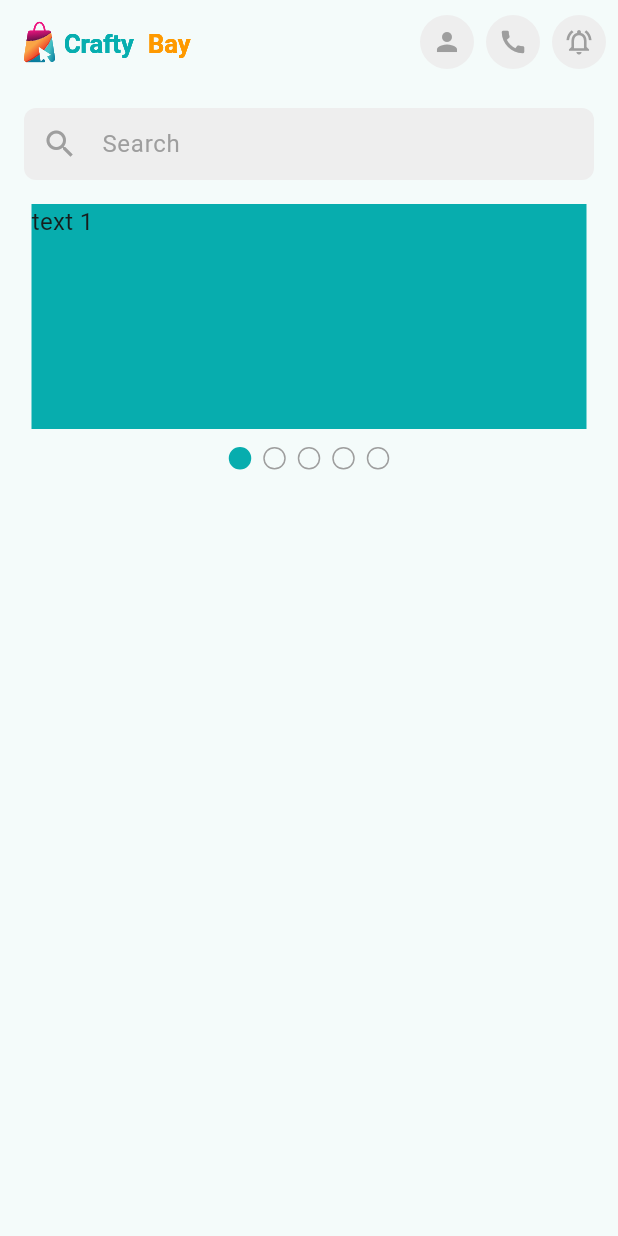
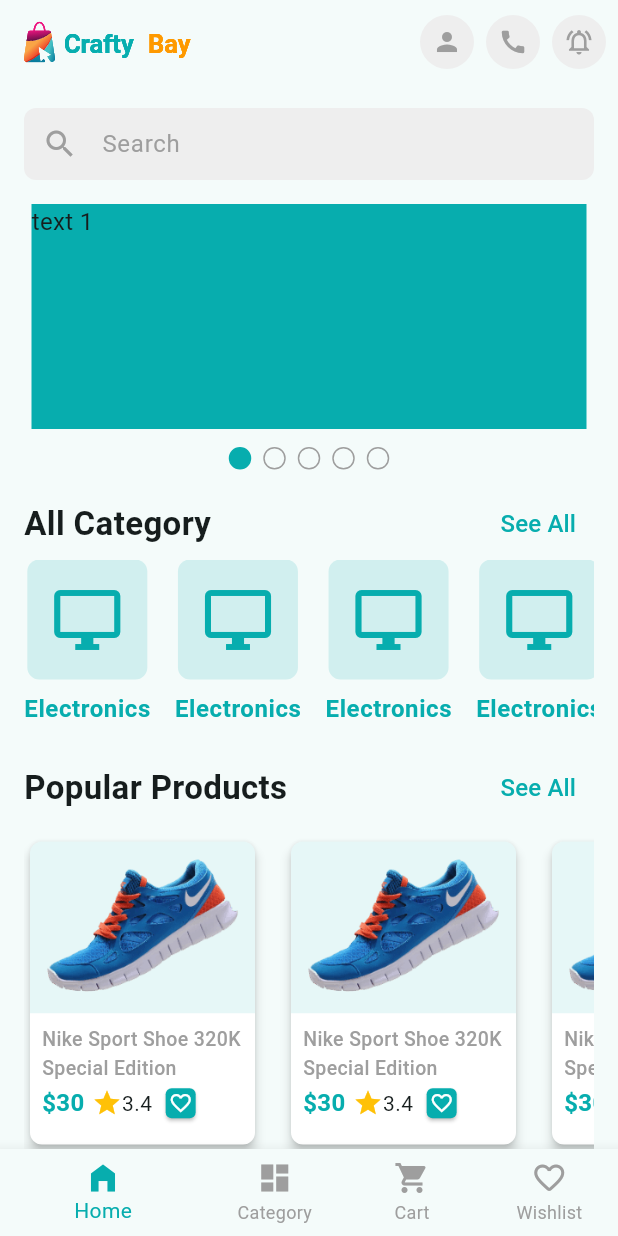
Before and after one commit to Mr-MachiNe11/crafty-bay, a Flutter app: the screen it shows after launch, on a phone screen of 412 x 824 dp. Run offline on Flutter 3.47's test engine with Material 3 defaults, Android fonts, the phone set to English and light mode, and no system bars; drawn by our look-alikes of carousel_slider; our stand-ins replace flutter_svg, get, pin_code_fields.

Commit message:
category_list_screen.dart is in progress.

```diff
--- a/lib/app.dart
+++ b/lib/app.dart
@@ -1,3 +1,4 @@
+import 'package:crafty_bay/controller_binder.dart';
 import 'package:crafty_bay/presentation/screens/splash_screen.dart';
 import 'package:crafty_bay/presentation/utility/app_colors.dart';
 import 'package:flutter/material.dart';
@@ -9,8 +10,15 @@ class CraftyBay extends StatelessWidget {
   @override
   Widget build(BuildContext context) {
     return GetMaterialApp(
+      home: const SplashScreen(),
+      initialBinding: ControllerBinder(),
       debugShowCheckedModeBanner: false,
       theme: ThemeData(
+        textButtonTheme: TextButtonThemeData(
+          style: TextButton.styleFrom(
+            foregroundColor: AppColors.primaryColor
+          )
+        ),
         colorSchemeSeed: AppColors.primaryColor,
         progressIndicatorTheme:
             const ProgressIndicatorThemeData(color: AppColors.primaryColor),
@@ -31,7 +39,6 @@ class CraftyBay extends StatelessWidget {
           ),
         ),
       ),
-      home: const SplashScreen(),
     );
   }
 
--- /dev/null
+++ b/lib/controller_binder.dart
@@ -0,0 +1,10 @@
+import 'package:crafty_bay/presentation/state_holders/main_bottom_nav_bar_controller.dart';
+import 'package:get/get.dart';
+
+class ControllerBinder extends Bindings {
+  @override
+  void dependencies() {
+    // TODO: implement dependencies
+    Get.put(MainBottomNavBarController());
+  }
+}
--- /dev/null
+++ b/lib/presentation/screens/category_list_screen.dart
@@ -0,0 +1,19 @@
+import 'package:flutter/material.dart';
+
+class CategoryListScreen extends StatefulWidget {
+  const CategoryListScreen({super.key});
+
+  @override
+  State<CategoryListScreen> createState() => _CategoryListScreenState();
+}
+
+class _CategoryListScreenState extends State<CategoryListScreen> {
+  @override
+  Widget build(BuildContext context) {
+    return Scaffold(
+      appBar: AppBar(
+        title: Text('Category List'),
+      ),
+    );
+  }
+}
--- a/lib/presentation/screens/home_screen.dart
+++ b/lib/presentation/screens/home_screen.dart
@@ -1,7 +1,9 @@
-
 import 'package:crafty_bay/presentation/utility/assets_path.dart';
 import 'package:crafty_bay/presentation/widgets/app_bar_icon_button.dart';
+import 'package:crafty_bay/presentation/widgets/category_item.dart';
 import 'package:crafty_bay/presentation/widgets/home_carousel_slider.dart';
+import 'package:crafty_bay/presentation/widgets/product_card.dart';
+import 'package:crafty_bay/presentation/widgets/section_header.dart';
 import 'package:flutter/material.dart';
 import 'package:flutter_svg/flutter_svg.dart';
 
@@ -30,12 +32,84 @@ class _HomeScreenState extends State<HomeScreen> {
               ),
               const HomeCarouselSlider(),
               const SizedBox(
-                height: 16,
+                height: 8,
               ),
+              SectionHeader(
+                title: 'All Category',
+                onTapSeeAll: () {},
+              ),
+              _buildCategoryListView(),
+              const SizedBox(
+                height: 8,
+              ),
+              SectionHeader(
+                title: 'Popular Products',
+                onTapSeeAll: () {},
+              ),
+              const SizedBox(
+                height: 8,
+              ),
+              _buildProductListView(),
+              const SizedBox(
+                height: 8,
+              ),
+              SectionHeader(
+                title: 'Special',
+                onTapSeeAll: () {},
+              ),
+              const SizedBox(
+                height: 8,
+              ),
+              _buildProductListView(),
+              const SizedBox(
+                height: 8,
+              ),
+              SectionHeader(
+                title: 'New',
+                onTapSeeAll: () {},
+              ),
+              const SizedBox(
+                height: 8,
+              ),
+              _buildProductListView(),
             ],
           ),
         ),
       ),
+    );
+  }
+
+  SizedBox _buildCategoryListView() {
+    return SizedBox(
+      height: 120,
+      child: ListView.separated(
+          scrollDirection: Axis.horizontal,
+          itemBuilder: (context, index) {
+            return const CategoryItem();
+          },
+          separatorBuilder: (context, index) {
+            return const SizedBox(
+              width: 16,
+            );
+          },
+          itemCount: 8),
+    );
+  }
+
+  SizedBox _buildProductListView() {
+    return SizedBox(
+      height: 210,
+      child: ListView.separated(
+          scrollDirection: Axis.horizontal,
+          itemBuilder: (context, index) {
+            return const ProductCard();
+          },
+          separatorBuilder: (context, index) {
+            return const SizedBox(
+              width: 16,
+            );
+          },
+          itemCount: 8),
     );
   }
 
@@ -87,4 +161,11 @@ class _HomeScreenState extends State<HomeScreen> {
       ],
     );
   }
+
+  @override
+  void dispose() {
+    // TODO: implement dispose
+    _searchController.dispose();
+    super.dispose();
+  }
 }
--- /dev/null
+++ b/lib/presentation/screens/main_bottom_nav_bar_screen.dart
@@ -0,0 +1,58 @@
+import 'package:crafty_bay/presentation/screens/category_list_screen.dart';
+import 'package:crafty_bay/presentation/screens/home_screen.dart';
+import 'package:crafty_bay/presentation/state_holders/main_bottom_nav_bar_controller.dart';
+import 'package:crafty_bay/presentation/utility/app_colors.dart';
+import 'package:flutter/material.dart';
+import 'package:get/get.dart';
+
+class MainBottomNavBarScreen extends StatefulWidget {
+  const MainBottomNavBarScreen({super.key});
+
+  @override
+  State<MainBottomNavBarScreen> createState() => _MainBottomNavBarScreenState();
+}
+
+class _MainBottomNavBarScreenState extends State<MainBottomNavBarScreen> {
+  final MainBottomNavBarController _navBarController =
+      Get.find<MainBottomNavBarController>();
+
+  final List<Widget> _screens = const [
+    HomeScreen(),
+    CategoryListScreen(),
+    HomeScreen(),
+    HomeScreen(),
+  ];
+
+  @override
+  Widget build(BuildContext context) {
+    return Scaffold(
+      body: GetBuilder<MainBottomNavBarController>(
+        builder: (_) {
+          return _screens[_navBarController.selectedIndex];
+        },
+      ),
+      bottomNavigationBar: GetBuilder<MainBottomNavBarController>(
+        builder: (_) {
+          return BottomNavigationBar(
+            selectedItemColor: AppColors.primaryColor,
+            unselectedItemColor: Colors.grey,
+            showUnselectedLabels: true,
+            currentIndex: _navBarController.selectedIndex,
+            onTap: _navBarController.changeIndex,
+            items: const [
+              BottomNavigationBarItem(
+                  icon: Icon(Icons.home_filled), label: 'Home'),
+              BottomNavigationBarItem(
+                  icon: Icon(Icons.dashboard), label: 'Category'),
+              BottomNavigationBarItem(
+                  icon: Icon(Icons.shopping_cart), label: 'Cart'),
+              BottomNavigationBarItem(
+                  icon: Icon(Icons.favorite_outline_rounded),
+                  label: 'Wishlist'),
+            ],
+          );
+        },
+      ),
+    );
+  }
+}
--- a/lib/presentation/screens/splash_screen.dart
+++ b/lib/presentation/screens/splash_screen.dart
@@ -1,5 +1,6 @@
 import 'package:crafty_bay/presentation/screens/email_verification_screen.dart';
 import 'package:crafty_bay/presentation/screens/home_screen.dart';
+import 'package:crafty_bay/presentation/screens/main_bottom_nav_bar_screen.dart';
 import 'package:crafty_bay/presentation/widgets/app_logo.dart';
 import 'package:flutter/material.dart';
 import 'package:get/get.dart';
@@ -20,7 +21,7 @@ class _SplashScreenState extends State<SplashScreen> {
 
   Future<void> _moveToNextScreen() async {
     await Future.delayed(const Duration(seconds: 2));
-    Get.off(() => const HomeScreen());
+    Get.off(() => const MainBottomNavBarScreen());
   }
 
   @override
--- /dev/null
+++ b/lib/presentation/state_holders/main_bottom_nav_bar_controller.dart
@@ -0,0 +1,15 @@
+import 'package:get/get.dart';
+
+
+class MainBottomNavBarController extends GetxController{
+
+  int _selectedIndex = 0;
+
+  int get selectedIndex => _selectedIndex;
+
+  void changeIndex(int index){
+    _selectedIndex = index;
+    update();
+  }
+
+}
--- a/lib/presentation/utility/assets_path.dart
+++ b/lib/presentation/utility/assets_path.dart
@@ -3,5 +3,7 @@ class AssetsPath{
 
   static const String appLogoSvg = '$_imagePath/logo.svg';
   static const String appNavLogoSvg = '$_imagePath/logo_nav.svg';
+  static const String shoePng = '$_imagePath/shoe.png';
+  static const String shoe1Png = '$_imagePath/shoe1.png';
 
 }
--- /dev/null
+++ b/lib/presentation/widgets/category_item.dart
@@ -0,0 +1,38 @@
+import 'package:crafty_bay/presentation/utility/app_colors.dart';
+import 'package:flutter/material.dart';
+
+class CategoryItem extends StatelessWidget {
+  const CategoryItem({
+    super.key,
+  });
+
+  @override
+  Widget build(BuildContext context) {
+    return Column(
+      children: [
+        Container(
+          padding: const EdgeInsets.all(16),
+          decoration: BoxDecoration(
+              color: AppColors.primaryColor.withOpacity(0.15),
+              borderRadius: BorderRadius.circular(8)),
+          child: const Icon(
+            Icons.desktop_windows_outlined,
+            size: 48,
+            color: AppColors.primaryColor,
+          ),
+        ),
+        const SizedBox(
+          height: 8,
+        ),
+        const Text(
+          'Electronics',
+          style: TextStyle(
+              fontSize: 16,
+              color: AppColors.primaryColor,
+              fontWeight: FontWeight.w600,
+              letterSpacing: 0.4),
+        )
+      ],
+    );
+  }
+}
--- /dev/null
+++ b/lib/presentation/widgets/product_card.dart
@@ -0,0 +1,127 @@
+import 'package:crafty_bay/presentation/utility/app_colors.dart';
+import 'package:crafty_bay/presentation/utility/assets_path.dart';
+import 'package:flutter/material.dart';
+
+class ProductCard extends StatelessWidget {
+  const ProductCard({
+    super.key,
+  });
+
+  @override
+  Widget build(BuildContext context) {
+    return Card(
+      elevation: 3,
+      shape: RoundedRectangleBorder(
+        borderRadius: BorderRadius.circular(8),
+      ),
+      color: Colors.white,
+      child: SizedBox(
+        width: 150,
+        child: Column(
+          children: [
+            _buildProductImageContainer(),
+            _buildProductDetails(),
+          ],
+        ),
+      ),
+    );
+  }
+
+  Widget _buildProductImageContainer() {
+    return Container(
+      decoration: BoxDecoration(
+        color: AppColors.primaryColor.withOpacity(0.1),
+        borderRadius: const BorderRadius.only(
+          topLeft: Radius.circular(8),
+          topRight: Radius.circular(8),
+        ),
+      ),
+      width: 150,
+      child: Padding(
+        padding: const EdgeInsets.all(8.0),
+        child: Image.asset(AssetsPath.shoePng),
+      ),
+    );
+  }
+
+
+  Widget _buildProductDetails() {
+    return Padding(
+      padding: const EdgeInsets.all(8.0),
+      child: Column(
+        crossAxisAlignment: CrossAxisAlignment.start,
+        children: [
+          _buildProductTitle(),
+          _buildProductPriceRating(),
+        ],
+      ),
+    );
+  }
+
+  Widget _buildProductTitle() {
+    return const Text(
+      'Nike Sport Shoe 320K Special Edition',
+      maxLines: 2,
+      style: TextStyle(
+        overflow: TextOverflow.ellipsis,
+        fontSize: 13,
+        color: Colors.grey,
+        fontWeight: FontWeight.w500,
+      ),
+    );
+  }
+
+  Widget _buildProductPriceRating() {
+    return Wrap(
+      alignment: WrapAlignment.start,
+      crossAxisAlignment: WrapCrossAlignment.center,
+      spacing: 5,
+      children: [
+        _buildProductPrice(),
+        _buildProductRating(),
+        _buildFavoriteIcon(),
+      ],
+    );
+  }
+
+  Widget _buildProductPrice() {
+    return const Text(
+      '\$30',
+      style: TextStyle(
+        fontSize: 16,
+        fontWeight: FontWeight.w600,
+        color: AppColors.primaryColor,
+      ),
+    );
+  }
+
+  Widget _buildProductRating() {
+    return const Wrap(
+      children: [
+        Icon(
+          Icons.star,
+          color: Colors.amber,
+          size: 20,
+        ),
+        Text('3.4')
+      ],
+    );
+  }
+
+  Widget _buildFavoriteIcon() {
+    return Card(
+      color: AppColors.primaryColor,
+      shape: RoundedRectangleBorder(
+        borderRadius: BorderRadius.circular(4),
+      ),
+      child: const Padding(
+        padding: EdgeInsets.all(2.0),
+        child: Icon(
+          Icons.favorite_outline,
+          color: Colors.white,
+          size: 16,
+        ),
+      ),
+    );
+  }
+}
--- /dev/null
+++ b/lib/presentation/widgets/section_header.dart
@@ -0,0 +1,31 @@
+import 'package:flutter/material.dart';
+
+class SectionHeader extends StatelessWidget {
+  const SectionHeader({
+    super.key,
+    required this.title,
+    required this.onTapSeeAll,
+  });
+
+  final String title;
+  final VoidCallback onTapSeeAll;
+
+  @override
+  Widget build(BuildContext context) {
+    return Row(
+      mainAxisAlignment: MainAxisAlignment.spaceBetween,
+      children: [
+        Text(
+          title,
+          style: const TextStyle(fontSize: 22, fontWeight: FontWeight.w600),
+        ),
+        TextButton(
+            onPressed: onTapSeeAll,
+            child: const Text(
+              'See All',
+              style: TextStyle(fontSize: 16),
+            ))
+      ],
+    );
+  }
+}
```
Also changed, not shown: assets/images/Trainers.jpeg (added), assets/images/shoe.png (added), assets/images/shoe1.png (added), assets/images/shoes.svg (added), assets/images/shoes1.svg (added), assets/images/shoes_logo.svg (added), lib/generated/assets.dart.
